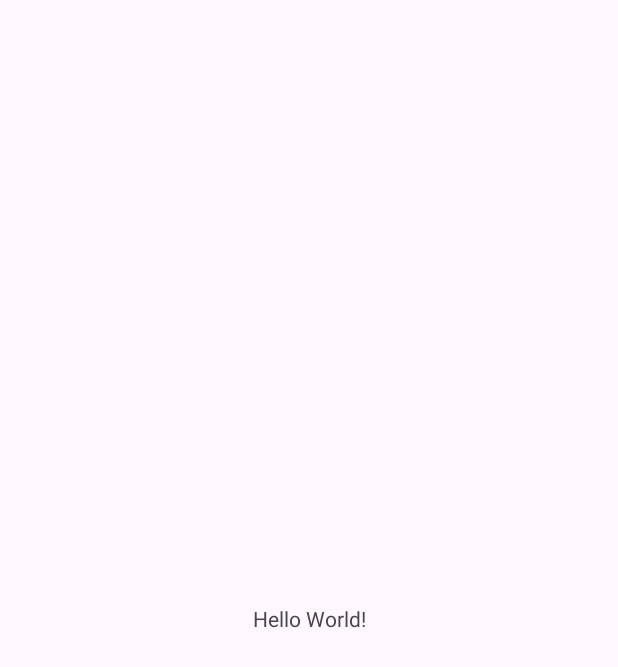
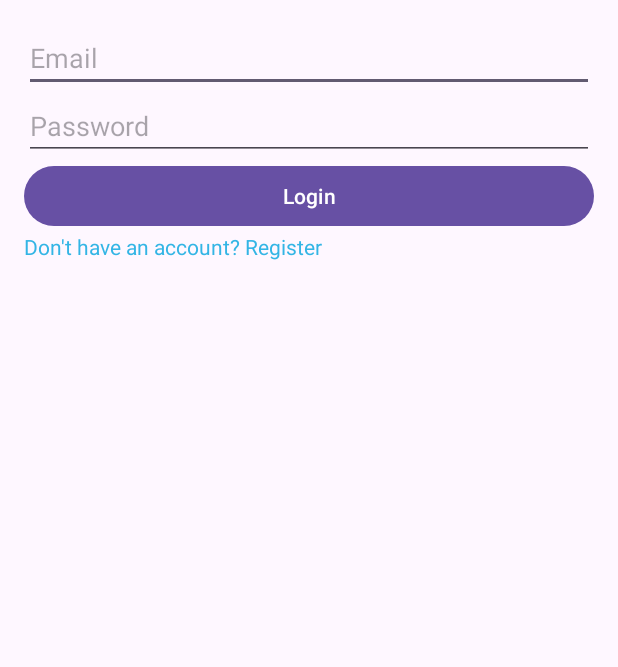
Before and after one commit to WissalMechmeche/Dev-mobile-5SAE3, an Android app: the screen it shows after launch (MainActivity), on a phone screen of 412 x 824 dp. Before the commit the part shown is almost empty. Shown: the top 667 px of the screen. Run offline under Robolectric (Android 15) with nearby library versions, the light colour scheme and no system bars.

Commit message:
Login + Register fragments

```diff
--- a/app/src/main/AndroidManifest.xml
+++ b/app/src/main/AndroidManifest.xml
@@ -13,6 +13,12 @@
         android:theme="@style/Theme.EventManagement"
         tools:targetApi="31">
         <activity
+            android:name=".RegisterActivity"
+            android:exported="false" />
+        <activity
+            android:name=".LoginActivity"
+            android:exported="false" />
+        <activity
             android:name=".MainActivity"
             android:exported="true">
             <intent-filter>
--- /dev/null
+++ b/app/src/main/java/com/esprit/eventmanagement/LoginFragment.java
@@ -0,0 +1,46 @@
+package com.esprit.eventmanagement;
+
+import android.os.Bundle;
+
+import androidx.fragment.app.Fragment;
+import androidx.fragment.app.FragmentTransaction;
+
+import android.view.LayoutInflater;
+import android.view.View;
+import android.view.ViewGroup;
+import android.widget.Button;
+import android.widget.EditText;
+import android.widget.TextView;
+
+public class LoginFragment extends Fragment {
+
+    private EditText etEmail, etPassword;
+    private Button btnLogin;
+    private TextView tvRegister;
+
+    @Override
+    public View onCreateView(LayoutInflater inflater, ViewGroup container,
+                             Bundle savedInstanceState) {
+        // Inflate the layout for this fragment
+        View view = inflater.inflate(R.layout.fragment_login, container, false);
+
+        etEmail = view.findViewById(R.id.etEmail);
+        etPassword = view.findViewById(R.id.etPassword);
+        btnLogin = view.findViewById(R.id.btnLogin);
+        tvRegister = view.findViewById(R.id.tvRegister);
+
+        btnLogin.setOnClickListener(v -> {
+            // Logique de validation de connexion
+        });
+
+        tvRegister.setOnClickListener(v -> {
+            // Remplace LoginFragment par RegisterFragment
+            FragmentTransaction transaction = getParentFragmentManager().beginTransaction();
+            transaction.replace(R.id.fragment_container, new RegisterFragment());
+            transaction.addToBackStack(null);
+            transaction.commit();
+        });
+
+        return view;
+    }
+}
--- a/app/src/main/java/com/esprit/eventmanagement/MainActivity.java
+++ b/app/src/main/java/com/esprit/eventmanagement/MainActivity.java
@@ -13,12 +13,13 @@ public class MainActivity extends AppCompatActivity {
     @Override
     protected void onCreate(Bundle savedInstanceState) {
         super.onCreate(savedInstanceState);
-        EdgeToEdge.enable(this);
         setContentView(R.layout.activity_main);
-        ViewCompat.setOnApplyWindowInsetsListener(findViewById(R.id.main), (v, insets) -> {
-            Insets systemBars = insets.getInsets(WindowInsetsCompat.Type.systemBars());
-            v.setPadding(systemBars.left, systemBars.top, systemBars.right, systemBars.bottom);
-            return insets;
-        });
+
+        if (savedInstanceState == null) {
+            // Afficher LoginFragment par défaut
+            getSupportFragmentManager().beginTransaction()
+                    .add(R.id.fragment_container, new LoginFragment())
+                    .commit();
+        }
     }
 }
--- a/app/src/main/res/layout/activity_main.xml
+++ b/app/src/main/res/layout/activity_main.xml
@@ -1,19 +1,4 @@
-<?xml version="1.0" encoding="utf-8"?>
-<androidx.constraintlayout.widget.ConstraintLayout xmlns:android="http://schemas.android.com/apk/res/android"
-    xmlns:app="http://schemas.android.com/apk/res-auto"
-    xmlns:tools="http://schemas.android.com/tools"
-    android:id="@+id/main"
+<FrameLayout xmlns:android="http://schemas.android.com/apk/res/android"
+    android:id="@+id/fragment_container"
     android:layout_width="match_parent"
-    android:layout_height="match_parent"
-    tools:context=".MainActivity">
-
-    <TextView
-        android:layout_width="wrap_content"
-        android:layout_height="wrap_content"
-        android:text="Hello World!"
-        app:layout_constraintBottom_toBottomOf="parent"
-        app:layout_constraintEnd_toEndOf="parent"
-        app:layout_constraintStart_toStartOf="parent"
-        app:layout_constraintTop_toTopOf="parent" />
-
-</androidx.constraintlayout.widget.ConstraintLayout>
+    android:layout_height="match_parent" />
--- /dev/null
+++ b/app/src/main/res/layout/fragment_login.xml
@@ -0,0 +1,32 @@
+<LinearLayout xmlns:android="http://schemas.android.com/apk/res/android"
+    android:layout_width="match_parent"
+    android:layout_height="match_parent"
+    android:orientation="vertical"
+    android:padding="16dp">
+
+    <EditText
+        android:id="@+id/etEmail"
+        android:layout_width="match_parent"
+        android:layout_height="wrap_content"
+        android:hint="Email" />
+
+    <EditText
+        android:id="@+id/etPassword"
+        android:layout_width="match_parent"
+        android:layout_height="wrap_content"
+        android:hint="Password"
+        android:inputType="textPassword" />
+
+    <Button
+        android:id="@+id/btnLogin"
+        android:layout_width="match_parent"
+        android:layout_height="wrap_content"
+        android:text="Login" />
+
+    <TextView
+        android:id="@+id/tvRegister"
+        android:layout_width="wrap_content"
+        android:layout_height="wrap_content"
+        android:text="Don't have an account? Register"
+        android:textColor="@android:color/holo_blue_light" />
+</LinearLayout>
--- a/app/src/main/res/values/strings.xml
+++ b/app/src/main/res/values/strings.xml
@@ -1,3 +1,5 @@
 <resources>
     <string name="app_name">EventManagement</string>
+    <!-- TODO: Remove or change this placeholder text -->
+    <string name="hello_blank_fragment">Hello blank fragment</string>
 </resources>
```
Also changed, not shown: app/src/main/java/com/esprit/eventmanagement/RegisterFragment.java (added, +54 -0 lines), app/src/main/res/layout/fragment_register.xml (added, +38 -0 lines).
